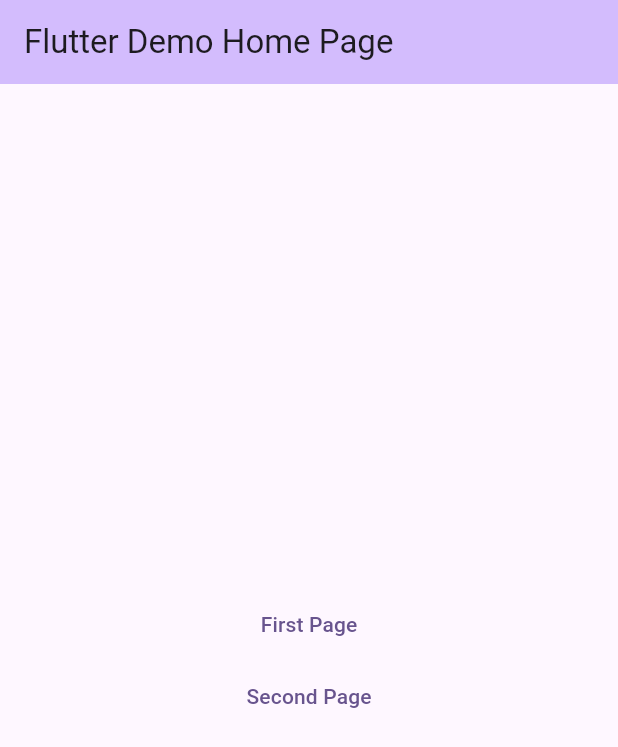
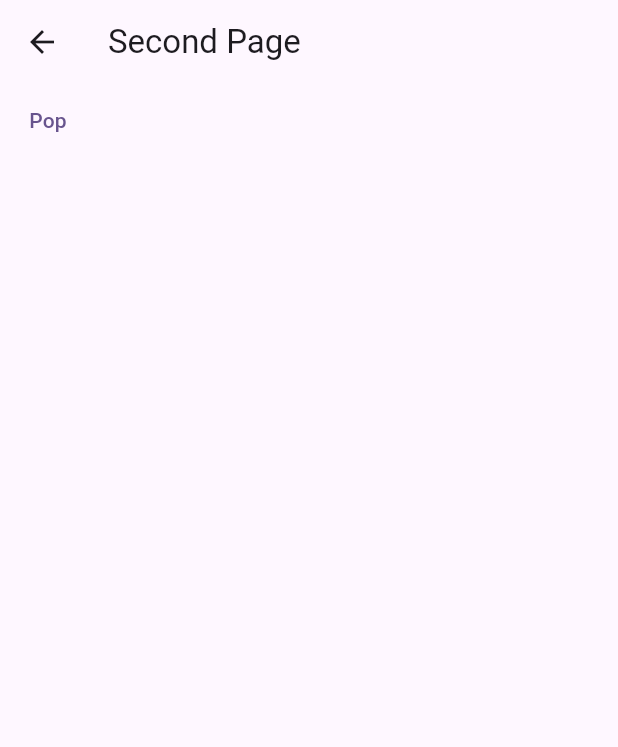
Before and after one commit to savisaluwadana/navigationapp, a Flutter app: the screen it shows after launch, after a tap on "Second Page", on a phone screen of 412 x 824 dp. Shown: the top 747 px of the screen. Run offline on Flutter 3.47's test engine with Material 3 defaults, Android fonts, the phone set to English and light mode, and no system bars.

Commit message:
second_commit

```diff
--- a/lib/main.dart
+++ b/lib/main.dart
@@ -1,5 +1,6 @@
 import 'package:flutter/material.dart';
 import 'package:navigationapp/pages/first.dart';
+import 'package:navigationapp/pages/second.dart';
 
 void main() {
   runApp(const MyApp());
@@ -8,46 +9,25 @@ void main() {
 class MyApp extends StatelessWidget {
   const MyApp({super.key});
 
-  // This widget is the root of your application.
   @override
   Widget build(BuildContext context) {
     return MaterialApp(
       title: 'Flutter Demo',
       theme: ThemeData(
-        // This is the theme of your application.
-        //
-        // TRY THIS: Try running your application with "flutter run". You'll see
-        // the application has a purple toolbar. Then, without quitting the app,
-        // try changing the seedColor in the colorScheme below to Colors.green
-        // and then invoke "hot reload" (save your changes or press the "hot
-        // reload" button in a Flutter-supported IDE, or press "r" if you used
-        // the command line to start the app).
-        //
-        // Notice that the counter didn't reset back to zero; the application
-        // state is not lost during the reload. To reset the state, use hot
-        // restart instead.
-        //
-        // This works for code too, not just values: Most code changes can be
-        // tested with just a hot reload.
         colorScheme: ColorScheme.fromSeed(seedColor: Colors.deepPurple),
         useMaterial3: true,
       ),
-      home: const MyHomePage(title: 'Flutter Demo Home Page'),
+      routes: {
+        "/": (context) => const MyHomePage(title: "Flutter Demo Home Page"),
+        "/first": (context) => const FirstPage(),
+        "/second": (context) => const SecondPage(),
+      },
     );
   }
 }
 
 class MyHomePage extends StatefulWidget {
   const MyHomePage({super.key, required this.title});
-
-  // This widget is the home page of your application. It is stateful, meaning
-  // that it has a State object (defined below) that contains fields that affect
-  // how it looks.
-
-  // This class is the configuration for the state. It holds the values (in this
-  // case the title) provided by the parent (in this case the App widget) and
-  // used by the build method of the State. Fields in a Widget subclass are
-  // always marked "final".
 
   final String title;
 
@@ -58,38 +38,30 @@ class MyHomePage extends StatefulWidget {
 class _MyHomePageState extends State<MyHomePage> {
   @override
   Widget build(BuildContext context) {
-    // This method is rerun every time setState is called, for instance as done
-    // by the _incrementCounter method above.
-    //
-    // The Flutter framework has been optimized to make rerunning build methods
-    // fast, so that you can just rebuild anything that needs updating rather
-    // than having to individually change instances of widgets.
     return Scaffold(
       appBar: AppBar(
-        // TRY THIS: Try changing the color here to a specific color (to
-        // Colors.amber, perhaps?) and trigger a hot reload to see the AppBar
-        // change color while the other colors stay the same.
         backgroundColor: Theme.of(context).colorScheme.inversePrimary,
-        // Here we take the value from the MyHomePage object that was created by
-        // the App.build method, and use it to set our appbar title.
         title: Text(widget.title),
       ),
       body: Center(
-        // Center is a layout widget. It takes a single child and positions it
-        // in the middle of the parent.
         child: Column(
           mainAxisAlignment: MainAxisAlignment.center,
           children: <Widget>[
             TextButton(
-                onPressed: () {
-                  Navigator.of(context).push(MaterialPageRoute(
-                      builder: (context) => const FirstPage()));
-                },
-                child: Text("First Page")),
-            TextButton(onPressed: () {}, child: Text("Second Page"))
+              onPressed: () {
+                Navigator.of(context).pushNamed("/first");
+              },
+              child: const Text("First Page"),
+            ),
+            TextButton(
+              onPressed: () {
+                Navigator.of(context).pushNamed("/second");
+              },
+              child: const Text("Second Page"),
+            ),
           ],
         ),
       ),
-    ); // This trailing comma makes auto-formatting nicer for build methods.
+    );
   }
 }
--- /dev/null
+++ b/lib/pages/second.dart
@@ -0,0 +1,17 @@
+import 'package:flutter/material.dart';
+
+class SecondPage extends StatelessWidget {
+  const SecondPage({super.key});
+
+  @override
+  Widget build(BuildContext context) {
+    return Scaffold(
+        appBar: AppBar(
+          title: const Text('Second Page'),
+        ),
+        body: TextButton(
+          onPressed: () {},
+          child: Text("Pop"),
+        ));
+  }
+}
```
